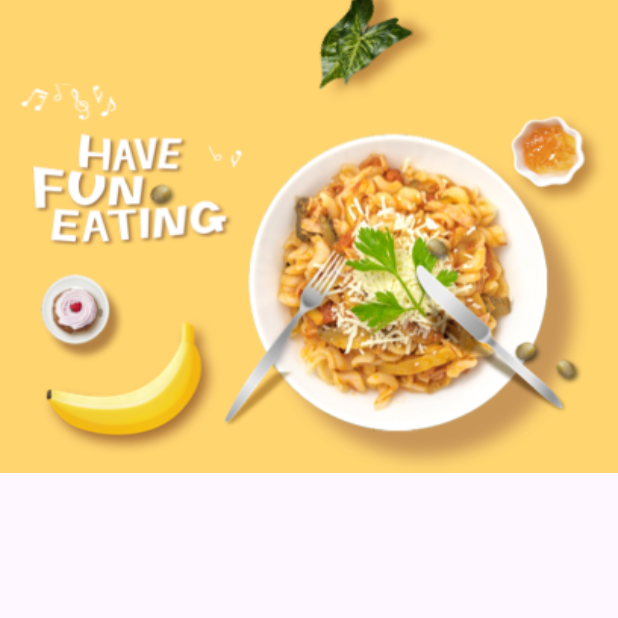
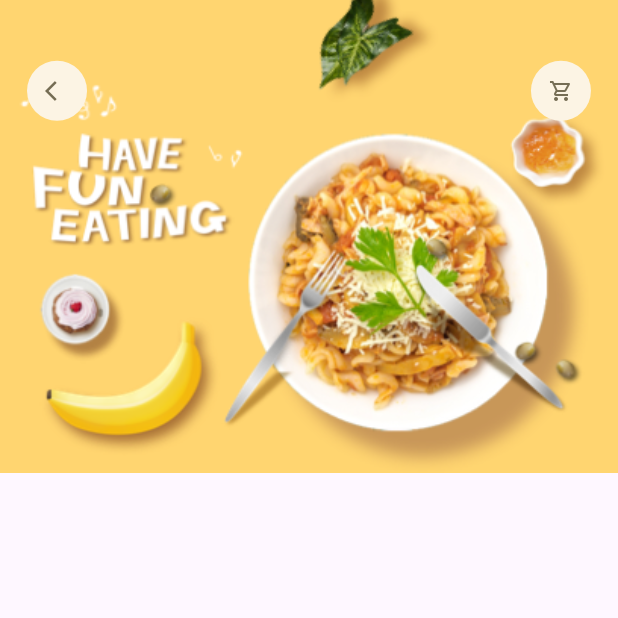
Before and after one commit to shreywhatt/STRATOS-CAFE, a Flutter app: the screen it shows after launch, on a phone screen of 412 x 824 dp, the top half of it. Run offline on Flutter 3.47's test engine with Material 3 defaults, Android fonts, the phone set to English and light mode, and no system bars; our stand-ins replace dots_indicator, get.

Commit message:
Food page for items displayed on the main food page.

```diff
--- a/lib/pages/food/popular_food_detail.dart
+++ b/lib/pages/food/popular_food_detail.dart
@@ -1,5 +1,6 @@
 import 'package:flutter/material.dart';
 import 'package:stratos_cafe/utils/dimensions.dart';
+import 'package:stratos_cafe/widgets/app_icon.dart';
 
 class PopularFoodDetail extends StatelessWidget {
   const PopularFoodDetail({super.key});
@@ -25,14 +26,15 @@ class PopularFoodDetail extends StatelessWidget {
 
           )),
           Positioned(
+            top: Dimensions.height45,
             left: Dimensions.width20,
             right: Dimensions.width20,
               child: Row(
+                mainAxisAlignment: MainAxisAlignment.spaceBetween,
                 children: [
-
+                  AppIcon(icon: Icons.arrow_back_ios),
+                  AppIcon(icon: Icons.shopping_cart_outlined)
                 ],
-
-
               ) ),
         ],
       ),
--- a/lib/pages/home/food_page_body.dart
+++ b/lib/pages/home/food_page_body.dart
@@ -1,5 +1,4 @@
 import 'package:dots_indicator/dots_indicator.dart';
-import 'package:flutter/cupertino.dart';
 import 'package:flutter/material.dart';
 import 'package:stratos_cafe/utils/colors.dart';
 import 'package:stratos_cafe/utils/dimensions.dart';
--- a/lib/widgets/app_icon.dart
+++ b/lib/widgets/app_icon.dart
@@ -0,0 +1,33 @@
+import 'dart:ui';
+
+import 'package:flutter/cupertino.dart';
+import 'package:stratos_cafe/utils/dimensions.dart';
+
+class AppIcon extends StatelessWidget {
+  final IconData icon;
+  final Color backgroundColor;
+  final iconColor;
+  final double size;
+
+  const AppIcon({super.key,
+      required this.icon,
+      this.backgroundColor = const Color(0xFFfcf4e4),
+      this.iconColor = const Color(0xFF756d54),
+      this.size = 40,
+  });
+
+  @override
+  Widget build(BuildContext context) {
+    return Container(
+      width: size,
+      height: size,
+        decoration: BoxDecoration(
+          borderRadius: BorderRadius.circular(size/2),
+          color: backgroundColor
+        ),
+        child: Icon(icon,
+        color: iconColor,
+        size: 16,),
+    );
+  }
+}
--- a/lib/widgets/big_texts.dart
+++ b/lib/widgets/big_texts.dart
@@ -6,13 +6,13 @@ class BigTexts extends StatelessWidget {
   final String text;
   double size;
   TextOverflow overflow;
-  BigTexts({Key? key,
+  BigTexts({super.key,
     this.color = const Color(0xFF332d2b) ,
     required this.text,
     this.size=0 ,
     this.overflow=TextOverflow.ellipsis,
 
-  }) : super(key: key);
+  });
 
   @override
   Widget build(BuildContext context) {
```
